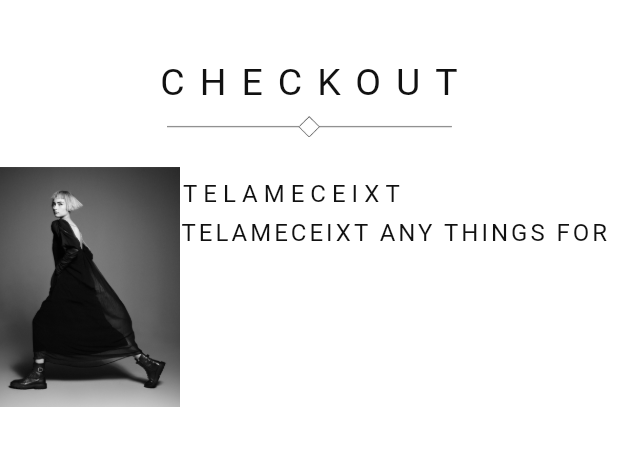
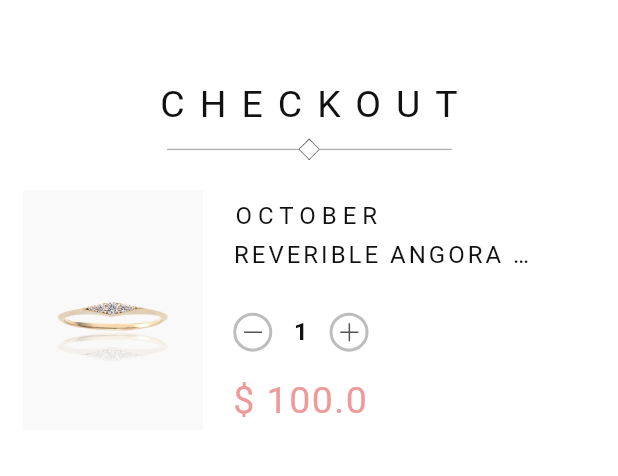
Before and after one commit to ahmedsalehalzabr/Open_Fashion, a Flutter app: the screen it shows after launch, after a tap on "October", on a phone screen of 412 x 824 dp, the part 87-563 px from its top. Run offline on Flutter 3.47's test engine with Material 3 defaults, Android fonts, the phone set to English and light mode, and no system bars; our stand-ins replace flutter_svg, gap, ionicons; Roboto replaces fonts that are missing (TenorSans).

Commit message:
Add cartwidget

```diff
--- a/lib/Screens/Home.dart
+++ b/lib/Screens/Home.dart
@@ -67,7 +67,7 @@ class Home extends StatelessWidget {
                               onTap: () => Navigator.push(context, MaterialPageRoute(builder: (c) => Checkout(
                                 image: item.image,
                                 name: item.name,
-                                price: item.price,
+                                price: item.price.toString(),
                                 description: item.description,
                               ))),
                               child: Column(
--- a/lib/Screens/checkout.dart
+++ b/lib/Screens/checkout.dart
@@ -1,12 +1,14 @@
 import 'package:flutter/material.dart';
+import 'package:flutter_svg/flutter_svg.dart';
 import 'package:gap/gap.dart';
+import 'package:open_fashion/components/cart_widget.dart';
 import 'package:open_fashion/components/custom_appbar.dart';
 import 'package:open_fashion/components/custom_text.dart';
 import 'package:open_fashion/core/colors.dart';
 
 import '../components/header.dart';
 
-class Checkout extends StatelessWidget {
+class Checkout extends StatefulWidget {
   const Checkout({super.key,
     required this.image,
     required this.name,
@@ -16,33 +18,26 @@ class Checkout extends StatelessWidget {
 
   final String image;
   final String name;
-  final double price;
+  final String price;
   final String description;
 
+  @override
+  State<Checkout> createState() => _CheckoutState();
+}
+
+class _CheckoutState extends State<Checkout> {
   @override
   Widget build(BuildContext context) {
     return Scaffold(
       appBar: CustomAppbar(isBlackk: false),
-      body: Column(
-        children: [
-          Header(title: 'Checkout',),
-          Row(
-            crossAxisAlignment: CrossAxisAlignment.start,
-            children: [
-              Image.asset("assets/cover/cover1.png",width: 120,),
-              Column(
-                crossAxisAlignment: CrossAxisAlignment.start,
-                children: [
-                  Gap(10),
-                  CustomText(text: "telameceixt".toUpperCase(),spacing: 4,color: AppColors.primary,),
-                  Gap(10),
-                  CustomText(text: "telameceixt any things for".toUpperCase(),spacing: 2,color: AppColors.primary,),
-
-                ],
-              )
-            ],
-          )
-        ],
+      body: Padding(
+        padding: const EdgeInsets.all(15.0),
+        child: Column(
+          children: [
+            Header(title: 'Checkout',),
+            CartWidget(image: widget.image, name: widget.name, price: widget.price, description: widget.description)
+          ],
+        ),
       ),
 
     );
--- /dev/null
+++ b/lib/components/cart_widget.dart
@@ -0,0 +1,79 @@
+import 'package:flutter/material.dart';
+import 'package:flutter_svg/svg.dart';
+import 'package:gap/gap.dart';
+
+import '../core/colors.dart';
+import 'custom_text.dart';
+
+class CartWidget extends StatefulWidget {
+  const CartWidget({super.key, required this.image, required this.name, required this.price, required this.description});
+final String image,name,price,description;
+  @override
+  State<CartWidget> createState() => _CartWidgetState();
+}
+
+class _CartWidgetState extends State<CartWidget> {
+  int number = 1;
+
+  @override
+  Widget build(BuildContext context) {
+    final size = MediaQuery.of(context).size;
+
+    return Row(
+      crossAxisAlignment: CrossAxisAlignment.start,
+      children: [
+        Image.asset(widget.image,width: 120,),
+        Gap(20),
+        Column(
+          crossAxisAlignment: CrossAxisAlignment.start,
+          children: [
+            Gap(10),
+            CustomText(text: widget.name.toUpperCase(),spacing: 4,color: AppColors.primary,),
+            Gap(10),
+            SizedBox(
+                width: size.width * 0.5,
+                child: CustomText(text: widget.description.toUpperCase(),spacing: 2,color: AppColors.primary,)),
+            Gap(30),
+            Row(
+              children: [
+                gty((){
+                  setState(() {
+                    if(number > 1){
+                      number--;
+                    }
+                  });
+                }, "assets/svgs/min.svg"),
+                Gap(12),
+                CustomText(text: number.toString(),spacing: 4,color: AppColors.primary,weight: FontWeight.bold,),
+                Gap(12),
+                gty((){
+                  setState(() {
+                    number++;
+                  });
+
+                }, "assets/svgs/plus.svg"),
+
+
+              ],
+            ),
+            Gap(20),
+            CustomText(text: "\$ ${widget.price}",color: Colors.red.shade200,size: 25,),
+          ],
+        )
+      ],
+    );
+  }
+}
+Widget gty(onTap, svg) {
+  return GestureDetector(
+    onTap: onTap,
+    child: Container(
+      padding: EdgeInsets.all(3),
+      decoration: BoxDecoration(
+        shape: BoxShape.circle,
+        border: Border.all(color: Colors.grey.shade400,width: 2),
+      ),
+      child: SvgPicture.asset(svg),
+    ),
+  );
+}
--- a/lib/components/custom_text.dart
+++ b/lib/components/custom_text.dart
@@ -29,6 +29,7 @@ final double spacing;
         color: color,
         height: height,
         fontWeight: weight,
+        overflow: TextOverflow.ellipsis,
         fontFamily: "TenorSans",
       ),
     );
```
